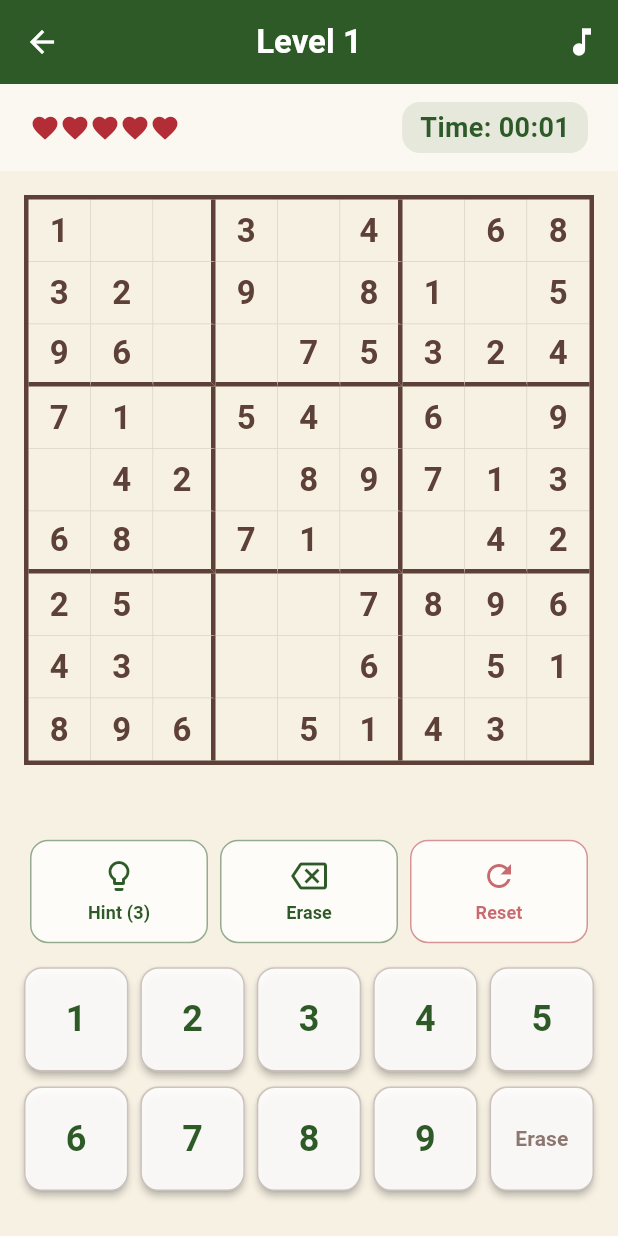
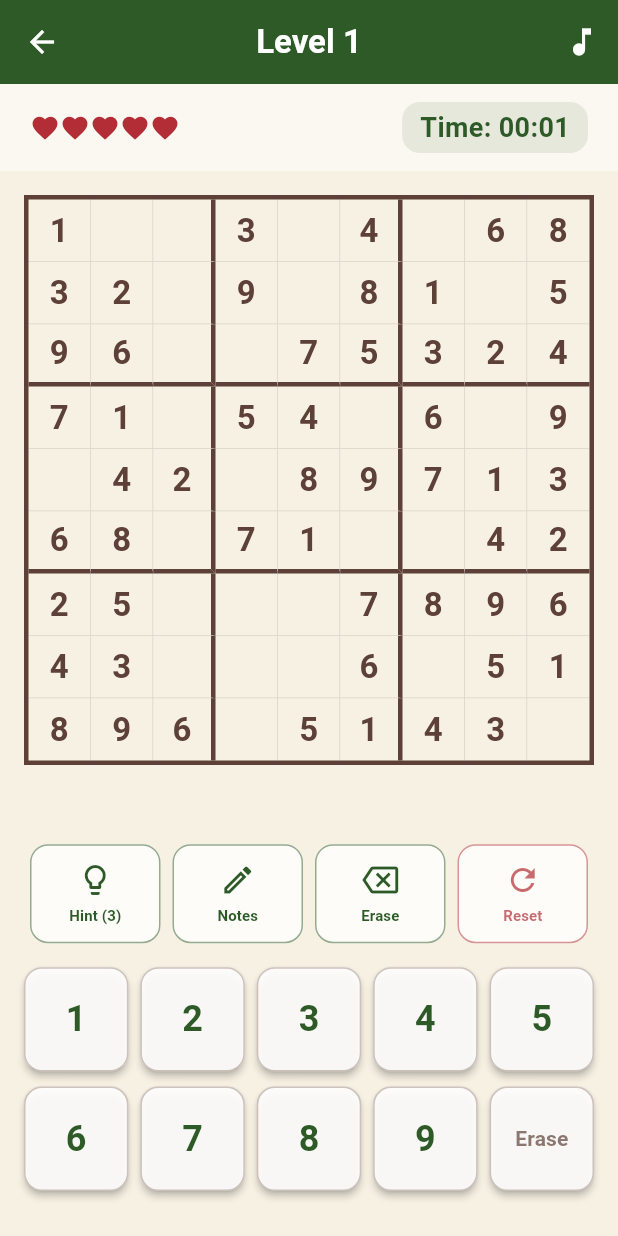
Before and after one commit to tsukko/sudoku-simple-flutter, a Flutter app: the LevelSelectionPage screen opened directly, after a tap on an icon or button, on a phone screen of 412 x 824 dp. Run offline on Flutter 3.47's test engine with Material 3 defaults, Android fonts, the phone set to English and light mode, and no system bars; our stand-ins replace audioplayers, shared_preferences, vibration; accounts and stored records are empty.

Commit message:
feat: Implement note mode for Sudoku with notes grid and UI updates

```diff
--- a/lib/l10n.dart
+++ b/lib/l10n.dart
@@ -33,6 +33,7 @@ class L10n {
   static String get bgmTooltip => isJapanese ? 'BGMの切り替え' : 'Toggle BGM';
   static String get resetTooltip => isJapanese ? '最初からやり直す' : 'Reset Level';
   static String get hint => isJapanese ? 'ヒント' : 'Hint';
+  static String get noteMode => isJapanese ? 'メモ' : 'Notes';
   static String get time => isJapanese ? '時間' : 'Time';
   static String get erase => isJapanese ? '消去' : 'Erase';
 
--- a/lib/services/game_service.dart
+++ b/lib/services/game_service.dart
@@ -50,13 +50,19 @@ class GameService {
   static Future<void> saveProgress({
     required int levelId,
     required List<List<int>> currentGrid,
+    required List<List<Set<int>>> notesGrid,
     required int errorCount,
     required int secondsElapsed,
     required int hintCount,
   }) async {
     final prefs = await SharedPreferences.getInstance();
+
+    // SetをListに変換してからシリアライズ
+    final serializedNotes = notesGrid.map((row) => row.map((set) => set.toList()).toList()).toList();
+
     final data = {
       'grid': currentGrid,
+      'notes': serializedNotes,
       'errors': errorCount,
       'seconds': secondsElapsed,
       'hints': hintCount,
@@ -71,13 +77,19 @@ class GameService {
     if (json == null) return null;
 
     final Map<String, dynamic> data = jsonDecode(json);
-    // JSONからは List<dynamic> で戻ってくるので List<List<int>> に変換
+    // Gridの復元
     List<List<int>> grid = (data['grid'] as List)
         .map((row) => (row as List).map((cell) => cell as int).toList())
         .toList();
 
+    // Notesの復元
+    List<List<Set<int>>> notes = (data['notes'] as List?)
+        ?.map((row) => (row as List).map((cell) => (cell as List).map((n) => n as int).toSet()).toList())
+        .toList() ?? List.generate(9, (i) => List.generate(9, (j) => <int>{}));
+
     return {
       'grid': grid,
+      'notes': notes,
       'errors': data['errors'],
       'seconds': data['seconds'],
       'hints': data['hints'],
--- a/lib/sudoku_page.dart
+++ b/lib/sudoku_page.dart
@@ -7,7 +7,6 @@ import 'models/sudoku_level.dart';
 import 'services/game_service.dart';
 import 'services/settings_service.dart';
 import 'data/sudoku_data.dart';
-import 'utils/sudoku_generator.dart';
 import 'l10n.dart';
 
 class SudokuPage extends StatefulWidget {
@@ -25,6 +24,7 @@ class _SudokuPageState extends State<SudokuPage> with TickerProviderStateMixin,
   late List<List<int>> _initialGrid;
   late List<List<int>> _solutionGrid;
   late List<List<int>> _currentGrid;
+  late List<List<Set<int>>> _notesGrid;
 
   int? _selectedRow;
   int? _selectedCol;
@@ -38,6 +38,7 @@ class _SudokuPageState extends State<SudokuPage> with TickerProviderStateMixin,
   bool _isLoading = true;
   bool _vibrationEnabled = true;
   bool _bgmEnabled = true;
+  bool _isNoteMode = false;
 
   late AnimationController _shakeController;
   late AudioPlayer _bgmPlayer;
@@ -101,11 +102,13 @@ class _SudokuPageState extends State<SudokuPage> with TickerProviderStateMixin,
 
       if (widget.savedProgress != null) {
         _currentGrid = widget.savedProgress!['grid'];
+        _notesGrid = widget.savedProgress!['notes'];
         _errorCount = widget.savedProgress!['errors'];
         _secondsElapsed = widget.savedProgress!['seconds'];
         _hintCount = widget.savedProgress!['hints'];
       } else {
         _currentGrid = List.generate(9, (i) => List.from(_initialGrid[i]));
+        _notesGrid = List.generate(9, (i) => List.generate(9, (j) => <int>{}));
         _hintCount = hintLimit == 0 ? 99 : hintLimit;
       }
       _isLoading = false;
@@ -163,6 +166,7 @@ class _SudokuPageState extends State<SudokuPage> with TickerProviderStateMixin,
     GameService.saveProgress(
       levelId: widget.level.id,
       currentGrid: _currentGrid,
+      notesGrid: _notesGrid,
       errorCount: _errorCount,
       secondsElapsed: _secondsElapsed,
       hintCount: _hintCount,
@@ -208,8 +212,20 @@ class _SudokuPageState extends State<SudokuPage> with TickerProviderStateMixin,
     if (_initialGrid[_selectedRow!][_selectedCol!] != 0) return;
 
     setState(() {
+      if (_isNoteMode && num != 0) {
+        // メモモードの場合
+        if (_currentGrid[_selectedRow!][_selectedCol!] == 0) {
+          if (_notesGrid[_selectedRow!][_selectedCol!].contains(num)) {
+            _notesGrid[_selectedRow!][_selectedCol!].remove(num);
+          } else {
+            _notesGrid[_selectedRow!][_selectedCol!].add(num);
+          }
+        }
+      } else {
+        // 通常モードの場合
         if (num == 0) {
           _currentGrid[_selectedRow!][_selectedCol!] = 0;
+          _notesGrid[_selectedRow!][_selectedCol!].clear();
         } else {
           final int correctNum = _solutionGrid[_selectedRow!][_selectedCol!];
           _currentGrid[_selectedRow!][_selectedCol!] = num;
@@ -220,11 +236,32 @@ class _SudokuPageState extends State<SudokuPage> with TickerProviderStateMixin,
             _shakeScreen();
             if (_errorCount >= _maxErrors) _endGame(false);
           } else {
+            // 正解を入力した場合、そのマスのメモをクリアし、
+            // 同一の行・列・ブロックにある同じ数字のメモも自動で消去する
+            _notesGrid[_selectedRow!][_selectedCol!].clear();
+            _clearSyncNotes(_selectedRow!, _selectedCol!, num);
+
             if (_isComplete()) _endGame(true);
+          }
         }
       }
     });
     _autoSave();
+  }
+
+  // 指定されたマスの周囲（行・列・ブロック）から特定の数字のメモを消去する
+  void _clearSyncNotes(int row, int col, int num) {
+    for (int i = 0; i < 9; i++) {
+      _notesGrid[row][i].remove(num);
+      _notesGrid[i][col].remove(num);
+    }
+    int startRow = row - row % 3;
+    int startCol = col - col % 3;
+    for (int i = 0; i < 3; i++) {
+      for (int j = 0; j < 3; j++) {
+        _notesGrid[startRow + i][startCol + j].remove(num);
+      }
+    }
   }
 
   void _shakeScreen() async {
@@ -305,12 +342,19 @@ class _SudokuPageState extends State<SudokuPage> with TickerProviderStateMixin,
     }
 
     if (target == null) return;
+    final hintTarget = target;
 
     setState(() {
       if (_initialHintLimit != 0) _hintCount--;
-      _currentGrid[target!.x][target!.y] = _solutionGrid[target!.x][target!.y];
-      _selectedRow = target!.x;
-      _selectedCol = target!.y;
+      final int val = _solutionGrid[hintTarget.x][hintTarget.y];
+      _currentGrid[hintTarget.x][hintTarget.y] = val;
+      _selectedRow = hintTarget.x;
+      _selectedCol = hintTarget.y;
+
+      // ヒントで埋めたマスのメモをクリアし、周囲の同期メモも消去する
+      _notesGrid[hintTarget.x][hintTarget.y].clear();
+      _clearSyncNotes(hintTarget.x, hintTarget.y, val);
+
       if (_isComplete()) _endGame(true);
     });
     _autoSave();
@@ -330,6 +374,7 @@ class _SudokuPageState extends State<SudokuPage> with TickerProviderStateMixin,
               Navigator.pop(context);
               setState(() {
                 _currentGrid = List.generate(9, (i) => List.from(_initialGrid[i]));
+                _notesGrid = List.generate(9, (i) => List.generate(9, (j) => <int>{}));
                 _errorCount = 0;
                 _secondsElapsed = 0;
                 _hintCount = _initialHintLimit == 0 ? 99 : _initialHintLimit;
@@ -502,7 +547,6 @@ class _SudokuPageState extends State<SudokuPage> with TickerProviderStateMixin,
             itemBuilder: (context, index) {
               int r = index ~/ 9, c = index % 9, val = _currentGrid[r][c];
               bool isInitial = _initialGrid[r][c] != 0, isSelected = _selectedRow == r && _selectedCol == c;
-              bool isWrong = !isInitial && val != 0 && _hasConflict(r, c, val);
 
               return GestureDetector(
                 onTap: () => _onCellTap(r, c),
@@ -519,20 +563,52 @@ class _SudokuPageState extends State<SudokuPage> with TickerProviderStateMixin,
                     ),
                   ),
                   child: Center(
-                    child: Text(
-                      val == 0 ? '' : val.toString(),
+                    child: val != 0
+                      ? Text(
+                          val.toString(),
                           style: TextStyle(
                             fontSize: 22,
                             fontWeight: FontWeight.bold,
                             color: isInitial ? kurumi : (val != _solutionGrid[r][c] ? enji : wakakusa)
                           )
                         )
+                      : _buildNotes(r, c),
                   ),
                 ),
               );
             },
           ),
         ),
+      ),
+    );
+  }
+
+  Widget _buildNotes(int row, int col) {
+    final notes = _notesGrid[row][col];
+    if (notes.isEmpty) return const SizedBox.shrink();
+
+    return Padding(
+      padding: const EdgeInsets.all(2.0),
+      child: GridView.builder(
+        physics: const NeverScrollableScrollPhysics(),
+        gridDelegate: const SliverGridDelegateWithFixedCrossAxisCount(
+          crossAxisCount: 3,
+          childAspectRatio: 1.0,
+        ),
+        itemCount: 9,
+        itemBuilder: (context, index) {
+          final num = index + 1;
+          return Center(
+            child: Text(
+              notes.contains(num) ? num.toString() : '',
+              style: TextStyle(
+                fontSize: 8,
+                color: kurumi.withOpacity(0.6),
+                height: 1.0,
+              ),
+            ),
+          );
+        },
       ),
     );
   }
@@ -581,6 +657,17 @@ class _SudokuPageState extends State<SudokuPage> with TickerProviderStateMixin,
             onPressed: (_initialHintLimit == 0 || _hintCount > 0) && !_isGameOver ? _useHint : null,
           ),
           _buildControlButton(
+            icon: _isNoteMode ? Icons.edit : Icons.edit_outlined,
+            label: L10n.noteMode, // このキーがL10nにあるか確認が必要
+            onPressed: _isGameOver ? null : () {
+              setState(() {
+                _isNoteMode = !_isNoteMode;
+              });
+            },
+            color: _isNoteMode ? tokiwa : null,
+            isFilled: _isNoteMode,
+          ),
+          _buildControlButton(
             icon: Icons.backspace_outlined,
             label: L10n.erase,
             onPressed: _isGameOver ? null : () => _onNumberInput(0),
@@ -596,7 +683,13 @@ class _SudokuPageState extends State<SudokuPage> with TickerProviderStateMixin,
     );
   }
 
-  Widget _buildControlButton({required IconData icon, required String label, VoidCallback? onPressed, Color? color}) {
+  Widget _buildControlButton({
+    required IconData icon,
+    required String label,
+    VoidCallback? onPressed,
+    Color? color,
+    bool isFilled = false,
+  }) {
     return Expanded(
       child: Padding(
         padding: const EdgeInsets.symmetric(horizontal: 4.0),
@@ -606,14 +699,14 @@ class _SudokuPageState extends State<SudokuPage> with TickerProviderStateMixin,
             padding: const EdgeInsets.symmetric(vertical: 12),
             side: BorderSide(color: (color ?? tokiwa).withOpacity(0.5)),
             shape: RoundedRectangleBorder(borderRadius: BorderRadius.circular(12)),
-            backgroundColor: Colors.white.withOpacity(0.8),
+            backgroundColor: isFilled ? (color ?? tokiwa).withOpacity(0.1) : Colors.white.withOpacity(0.8),
             foregroundColor: color ?? tokiwa,
           ),
           child: Column(
             children: [
               Icon(icon, size: 24),
               const SizedBox(height: 4),
-              Text(label, style: const TextStyle(fontSize: 12, fontWeight: FontWeight.bold)),
+              Text(label, style: const TextStyle(fontSize: 10, fontWeight: FontWeight.bold)),
             ],
           ),
         ),
```
Lines whose indentation alone changed are shown as unchanged.
